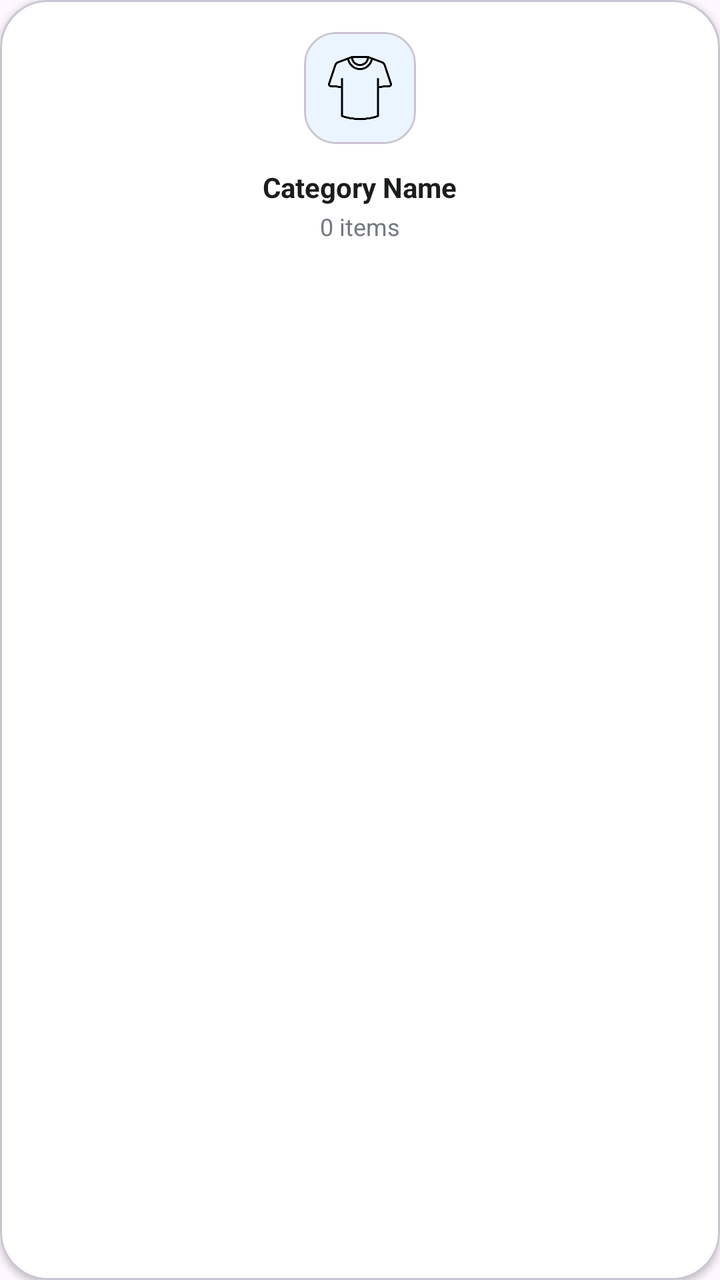
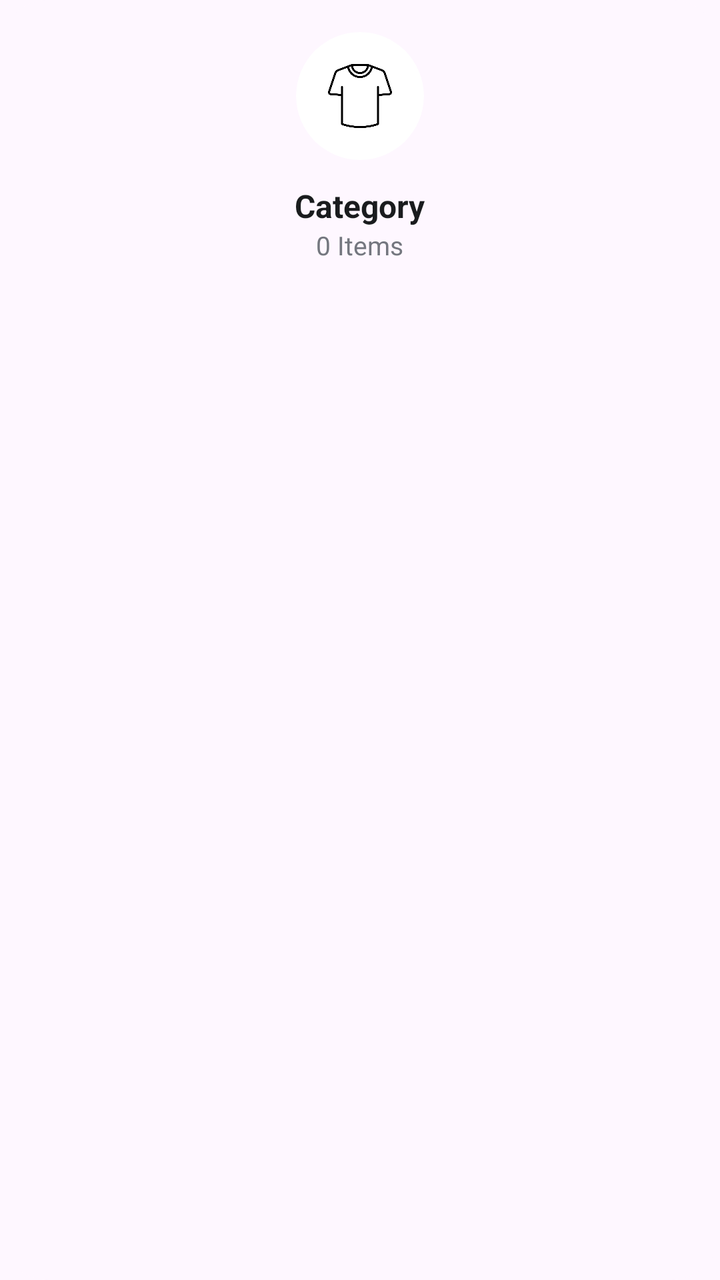

The first picture is an Android layout as it rendered before a commit; the second is the same layout after the commit. The layout source and the unified diff follow.
<!-- AndroidManifest.xml: application theme Theme.Project -->
<!-- res/layout/item_category_grid.xml -->
<?xml version="1.0" encoding="utf-8"?>
<com.google.android.material.card.MaterialCardView xmlns:android="http://schemas.android.com/apk/res/android"
    xmlns:app="http://schemas.android.com/apk/res-auto"
    android:layout_width="match_parent"
    android:layout_height="wrap_content"
    android:layout_margin="8dp"
    app:cardBackgroundColor="@color/white"
    app:cardCornerRadius="24dp"
    app:cardElevation="2dp">

    <LinearLayout
        android:layout_width="match_parent"
        android:layout_height="wrap_content"
        android:gravity="center"
        android:orientation="vertical"
        android:padding="16dp">

        <com.google.android.material.card.MaterialCardView
            android:id="@+id/cv_icon_container"
            android:layout_width="56dp"
            android:layout_height="56dp"
            app:cardBackgroundColor="@color/cat_blue_bg"
            app:cardCornerRadius="16dp"
            app:cardElevation="0dp">

            <ImageView
                android:id="@+id/iv_category_icon"
                android:layout_width="32dp"
                android:layout_height="32dp"
                android:layout_gravity="center"
                android:src="@drawable/shirt" />
        </com.google.android.material.card.MaterialCardView>

        <TextView
            android:id="@+id/tv_category_name"
            android:layout_width="wrap_content"
            android:layout_height="wrap_content"
            android:layout_marginTop="12dp"
            android:ellipsize="end"
            android:maxLines="1"
            android:text="Category Name"
            android:textColor="@color/wardrobe_text_primary"
            android:textSize="14sp"
            android:textStyle="bold" />

        <TextView
            android:id="@+id/tv_item_count"
            android:layout_width="wrap_content"
            android:layout_height="wrap_content"
            android:layout_marginTop="2dp"
            android:text="0 items"
            android:textColor="@color/wardrobe_text_secondary"
            android:textSize="12sp" />
    </LinearLayout>
</com.google.android.material.card.MaterialCardView>
<!-- resources referenced by this layout -->
<resources>
  <color name="cat_blue_bg">#EBF5FF</color>
  <color name="wardrobe_text_primary">#1A1C1E</color>
  <color name="wardrobe_text_secondary">#74777F</color>
  <color name="white">#FFFFFFFF</color>
  <!-- drawable shirt: png bitmap (drawable, 11638 bytes) -->
  <style name="Theme.Project" parent="Base.Theme.Project" />
  <style name="Base.Theme.Project" parent="Theme.Material3.DayNight.NoActionBar">
          
          
      </style>
</resources>

<!-- the commit's change to res/layout/item_category_grid.xml (unified diff, before → after) -->
@@ -1,12 +1,13 @@
 <?xml version="1.0" encoding="utf-8"?>
 <com.google.android.material.card.MaterialCardView xmlns:android="http://schemas.android.com/apk/res/android"
     xmlns:app="http://schemas.android.com/apk/res-auto"
+    android:id="@+id/cv_category_card"
     android:layout_width="match_parent"
     android:layout_height="wrap_content"
     android:layout_margin="8dp"
-    app:cardBackgroundColor="@color/white"
     app:cardCornerRadius="24dp"
-    app:cardElevation="2dp">
+    app:cardElevation="0dp"
+    app:strokeWidth="0dp">
 
     <LinearLayout
         android:layout_width="match_parent"
@@ -16,12 +17,12 @@
         android:padding="16dp">
 
         <com.google.android.material.card.MaterialCardView
-            android:id="@+id/cv_icon_container"
-            android:layout_width="56dp"
-            android:layout_height="56dp"
-            app:cardBackgroundColor="@color/cat_blue_bg"
-            app:cardCornerRadius="16dp"
-            app:cardElevation="0dp">
+            android:layout_width="64dp"
+            android:layout_height="64dp"
+            app:cardBackgroundColor="@color/white"
+            app:cardCornerRadius="32dp"
+            app:cardElevation="0dp"
+            app:strokeWidth="0dp">
 
             <ImageView
                 android:id="@+id/iv_category_icon"
@@ -36,20 +37,18 @@
             android:layout_width="wrap_content"
             android:layout_height="wrap_content"
             android:layout_marginTop="12dp"
-            android:ellipsize="end"
-            android:maxLines="1"
-            android:text="Category Name"
+            android:text="Category"
             android:textColor="@color/wardrobe_text_primary"
-            android:textSize="14sp"
+            android:textSize="16sp"
             android:textStyle="bold" />
 
         <TextView
             android:id="@+id/tv_item_count"
             android:layout_width="wrap_content"
             android:layout_height="wrap_content"
-            android:layout_marginTop="2dp"
-            android:text="0 items"
+            android:text="0 Items"
             android:textColor="@color/wardrobe_text_secondary"
-            android:textSize="12sp" />
+            android:textSize="13sp" />
+
     </LinearLayout>
 </com.google.android.material.card.MaterialCardView>
<!-- resource entries referenced after the edit -->
@@ -1,6 +1,5 @@
 <!-- resources referenced by this layout -->
 <resources>
-  <color name="cat_blue_bg">#EBF5FF</color>
   <color name="wardrobe_text_primary">#1A1C1E</color>
   <color name="wardrobe_text_secondary">#74777F</color>
   <color name="white">#FFFFFFFF</color>
